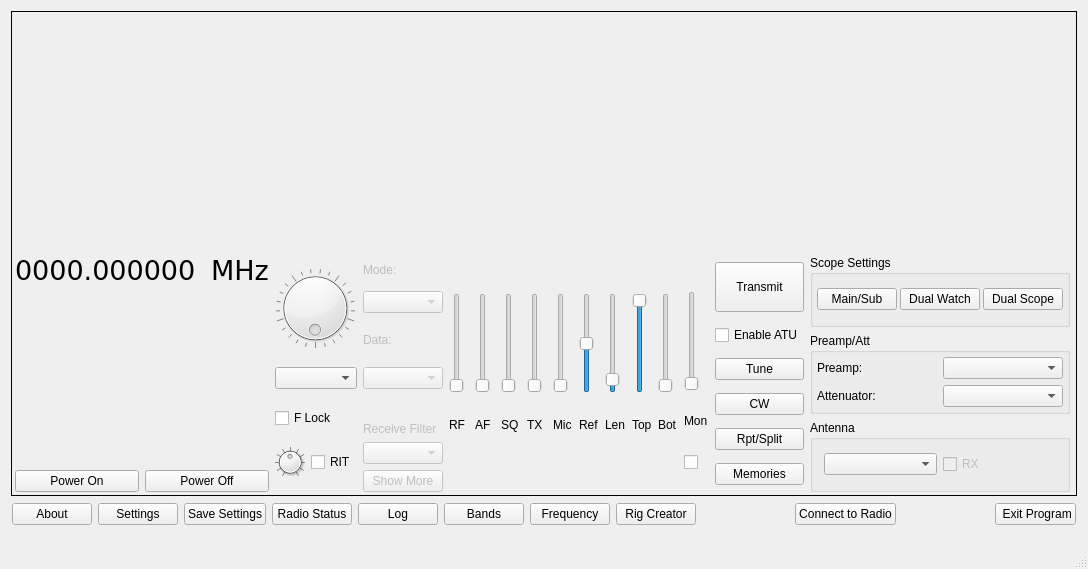
Qt form wfmain.ui (adecarolis/wfweb) before a commit.
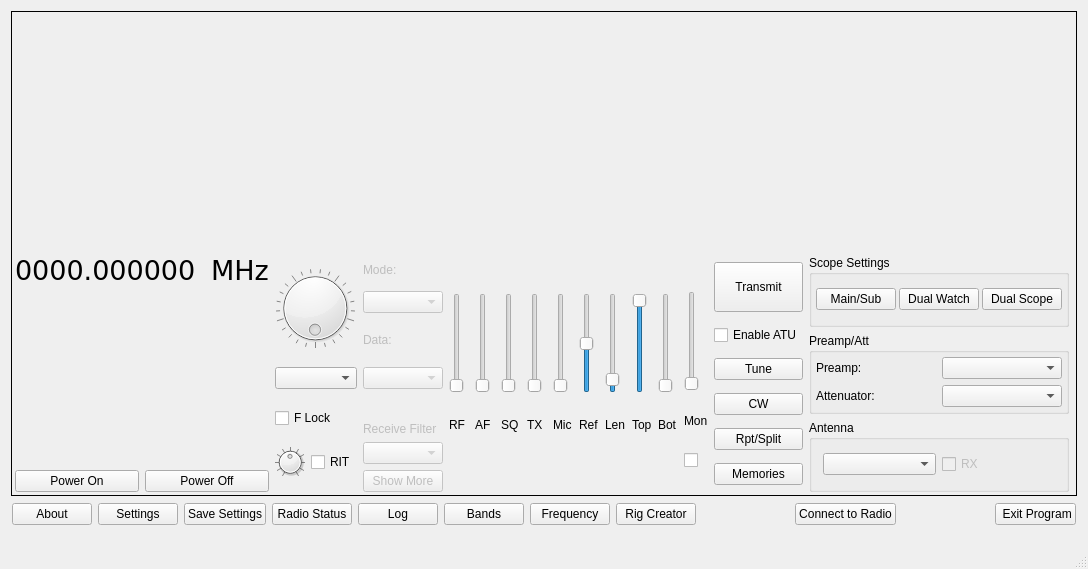
The same form after that commit. Custom widgets are drawn as their Qt base class.

What changed in the file:
```diff
--- a/wfmain.ui
+++ b/wfmain.ui
@@ -1287,8 +1287,8 @@
             <widget class="QCheckBox" name="monitorCheck">
              <property name="minimumSize">
               <size>
-               <width>25</width>
-               <height>25</height>
+               <width>20</width>
+               <height>20</height>
               </size>
              </property>
              <property name="text">
@@ -1296,6 +1296,22 @@
              </property>
             </widget>
            </item>
+           <item>
+            <spacer name="verticalSpacer">
+             <property name="orientation">
+              <enum>Qt::Vertical</enum>
+             </property>
+             <property name="sizeType">
+              <enum>QSizePolicy::Fixed</enum>
+             </property>
+             <property name="sizeHint" stdset="0">
+              <size>
+               <width>20</width>
+               <height>5</height>
+              </size>
+             </property>
+            </spacer>
+           </item>
           </layout>
          </item>
          <item>
```
Left out of the diff: 2 changed lines with no effect on the pictures.
